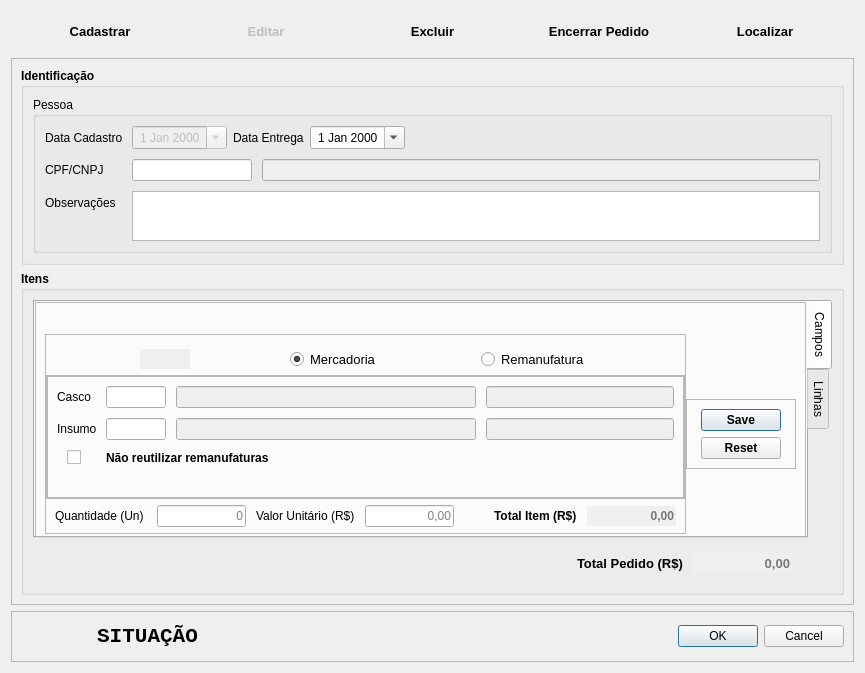
Klubas/Projeto-SOAD, file Resources/UI/CadastroPedido.ui: the form before one commit.
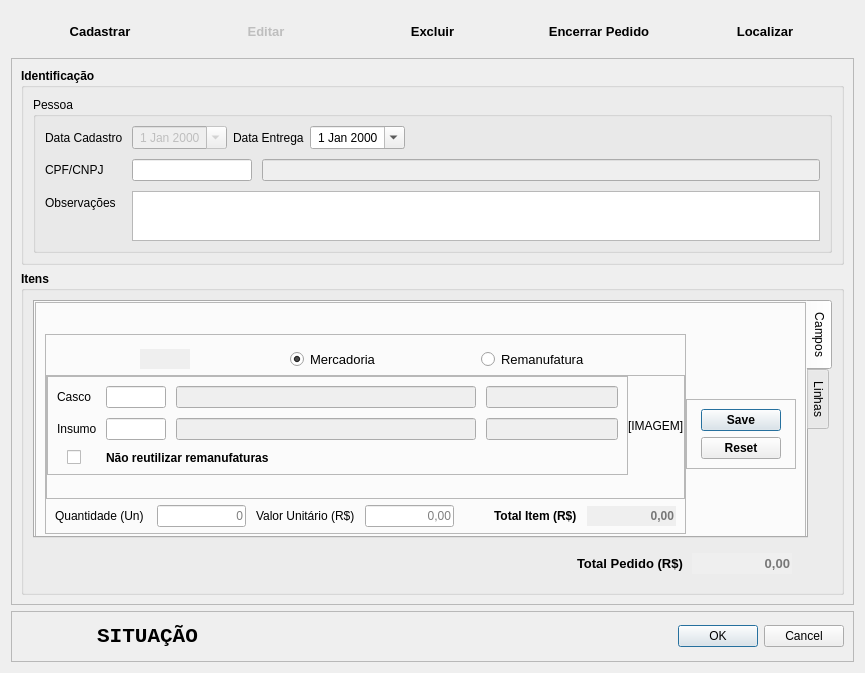
The form after the commit.

The edit to the form file:
```diff
--- a/Resources/UI/CadastroPedido.ui
+++ b/Resources/UI/CadastroPedido.ui
@@ -961,6 +961,13 @@
                          <property name="spacing">
                           <number>0</number>
                          </property>
+                         <item row="0" column="1">
+                          <widget class="QLabel" name="label_tinta">
+                           <property name="text">
+                            <string>[IMAGEM]</string>
+                           </property>
+                          </widget>
+                         </item>
                          <item row="0" column="0">
                           <widget class="QFrame" name="frameFormLayout_remanufatura">
                            <property name="maximumSize">
@@ -1156,6 +1163,19 @@
                            </layout>
                           </widget>
                          </item>
+                         <item row="1" column="1">
+                          <spacer name="verticalSpacer">
+                           <property name="orientation">
+                            <enum>Qt::Vertical</enum>
+                           </property>
+                           <property name="sizeHint" stdset="0">
+                            <size>
+                             <width>20</width>
+                             <height>40</height>
+                            </size>
+                           </property>
+                          </spacer>
+                         </item>
                         </layout>
                        </widget>
                       </widget>
```
